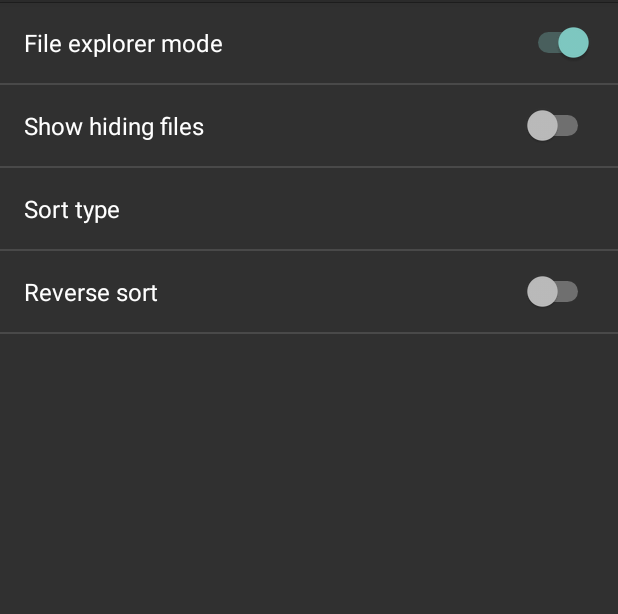
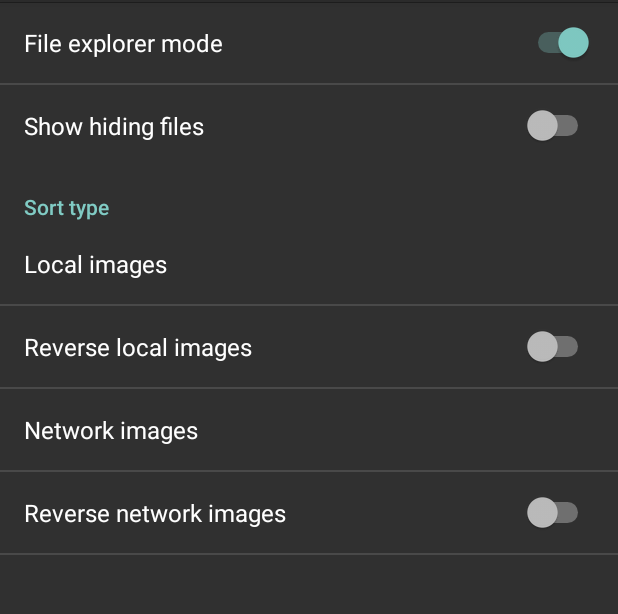
Before and after one commit to xdtianyu/ImageViewer, an Android app: the fragment GeneralFragment shown on its own in the app's theme, on a phone screen of 412 x 824 dp, the part 81-695 px from its top. Run offline under Robolectric (Android 15) with nearby library versions, the phone set to English and light mode, and no system bars.

Commit message:
add sort type

```diff
--- a/app/src/main/java/org/xdty/imageviewer/model/Config.java
+++ b/app/src/main/java/org/xdty/imageviewer/model/Config.java
@@ -10,10 +10,12 @@ public class Config {
     public final static String SAMBA_USERNAME = "samba_username";
     public final static String SAMBA_PASSWORD = "samba_password";
     public final static String ROTATE_TYPE = "rotate_type";
-    public final static String SORT_TYPE = "sort_type";
+    public final static String LOCAL_SORT_TYPE = "local_sort_type";
+    public final static String NETWORK_SORT_TYPE = "network_sort_type";
     public final static String FILE_EXPLORER_MODE = "file_explorer_mode";
     public final static String SHOW_HIDING_FILES = "show_hiding_files";
-    public final static String REVERSE_SORT = "reverse_sort";
+    public final static String REVERSE_LOCAL_SORT = "reverse_local_sort";
+    public final static String REVERSE_NETWORK_SORT = "reverse_network_sort";
 
     public final static String thumbnailDir = "thumbnails";
     public final static String SAMBA_PREFIX = "smb://";
--- a/app/src/main/java/org/xdty/imageviewer/model/ImageFile.java
+++ b/app/src/main/java/org/xdty/imageviewer/model/ImageFile.java
@@ -206,4 +206,8 @@ public class ImageFile {
             return false;
         }
     }
+
+    public boolean isSamba() {
+        return smbFile!=null;
+    }
 }
--- a/app/src/main/res/values/strings.xml
+++ b/app/src/main/res/values/strings.xml
@@ -59,8 +59,12 @@
         <item>2</item>
     </string-array>
 
-    <string name="sort">Sort type</string>
-    <string name="sort_reverse">Reverse sort</string>
+    <string name="sort_type">Sort type</string>
+    <string name="local_sort_type">Local images</string>
+    <string name="local_sort_reverse">Reverse local images</string>
+
+    <string name="network_sort_type">Network images</string>
+    <string name="network_sort_reverse">Reverse network images</string>
 
     <string-array name="image_sort_entries">
         <item>@string/sort_name</item>
--- a/app/src/main/res/xml/settings_general_fragment.xml
+++ b/app/src/main/res/xml/settings_general_fragment.xml
@@ -14,14 +14,27 @@
         android:title="@string/show_hiding_files"
         android:key="show_hiding_files"
         android:defaultValue="false"/>
+    <PreferenceCategory
+        android:title="@string/sort_type">
         <ListPreference
-        android:title="@string/sort"
-        android:key="sort_type"
+            android:title="@string/local_sort_type"
+            android:key="local_sort_type"
             android:entries="@array/image_sort_entries"
             android:entryValues="@array/image_sort_values"
             android:defaultValue="1"/>
         <SwitchPreference
-        android:title="@string/sort_reverse"
-        android:key="reverse_sort"
+            android:title="@string/local_sort_reverse"
+            android:key="reverse_local_sort"
             android:defaultValue="false"/>
+        <ListPreference
+            android:title="@string/network_sort_type"
+            android:key="network_sort_type"
+            android:entries="@array/image_sort_entries"
+            android:entryValues="@array/image_sort_values"
+            android:defaultValue="0"/>
+        <SwitchPreference
+            android:title="@string/network_sort_reverse"
+            android:key="reverse_network_sort"
+            android:defaultValue="false"/>
+    </PreferenceCategory>
 </PreferenceScreen>
```
Also changed, not shown: app/src/main/java/org/xdty/imageviewer/activity/MainActivity.java (+12 -8 lines), 1 other file. Lines whose indentation alone changed are shown as unchanged.
